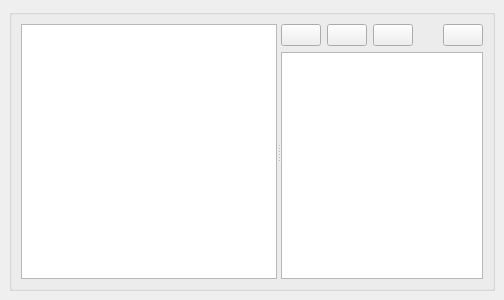
RemotelyChaotic/JOIPEngine, file src/Widgets/HelpOverlay.ui: the form before one commit.
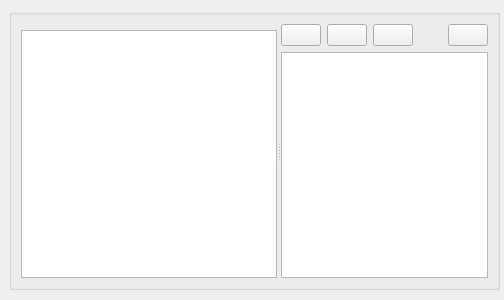
The form after the commit. Custom widgets are drawn as their Qt base class.

Commit message: Added a search filter to the help topic tree in the help overlay.

The edit to the form file:
```diff
--- a/src/Widgets/HelpOverlay.ui
+++ b/src/Widgets/HelpOverlay.ui
@@ -18,8 +18,8 @@
     <rect>
      <x>9</x>
      <y>9</y>
-     <width>486</width>
-     <height>282</height>
+     <width>491</width>
+     <height>281</height>
     </rect>
    </property>
    <property name="title">
@@ -31,6 +31,30 @@
       <property name="orientation">
        <enum>Qt::Horizontal</enum>
       </property>
+      <widget class="QWidget" name="pHelpSearchTreeContainer" native="true">
+       <property name="sizePolicy">
+        <sizepolicy hsizetype="Fixed" vsizetype="Expanding">
+         <horstretch>0</horstretch>
+         <verstretch>0</verstretch>
+        </sizepolicy>
+       </property>
+       <layout class="QVBoxLayout" name="verticalLayout">
+        <property name="leftMargin">
+         <number>0</number>
+        </property>
+        <property name="topMargin">
+         <number>0</number>
+        </property>
+        <property name="rightMargin">
+         <number>0</number>
+        </property>
+        <property name="bottomMargin">
+         <number>0</number>
+        </property>
+        <item>
+         <widget class="CSearchWidget" name="pSearchWidget" native="true"/>
+        </item>
+        <item>
       <widget class="QTreeView" name="pHelpSearchTree">
        <property name="sizePolicy">
         <sizepolicy hsizetype="Fixed" vsizetype="Expanding">
@@ -50,6 +74,12 @@
        <attribute name="headerDefaultSectionSize">
         <number>100</number>
        </attribute>
+          <attribute name="headerMinimumSectionSize">
+           <number>100</number>
+          </attribute>
+         </widget>
+        </item>
+       </layout>
       </widget>
       <widget class="QWidget" name="widget" native="true">
        <layout class="QGridLayout" name="gridLayout_2">
@@ -170,6 +200,12 @@
    <header>Widgets/OverlayBase.h</header>
    <container>1</container>
   </customwidget>
+  <customwidget>
+   <class>CSearchWidget</class>
+   <extends>QWidget</extends>
+   <header>Widgets/SearchWidget.h</header>
+   <container>1</container>
+  </customwidget>
  </customwidgets>
  <resources/>
  <connections/>
```
Left out of the diff: 3 changed lines with no effect on the pictures. Lines whose indentation alone changed are shown as unchanged. The commit also changes 4 other files.
